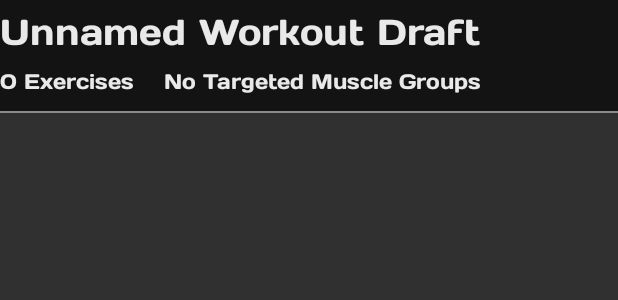
After one commit to Markolejnik/FitHub, an Android app: the layout layout_workout_draft.xml on its own in the app's theme, with its tools: preview values and no code run, on a phone screen of 412 x 824 dp. The commit adds this screen. Shown: the top 300 px of the screen. Run offline under Robolectric (Android 15) with nearby library versions, the phone set to English and light mode, and no system bars.

Commit message:
Workouts now display localy on users profile

```diff
--- a/app/src/main/java/sk/spse/olejnik/fithub/MainActivity.java
+++ b/app/src/main/java/sk/spse/olejnik/fithub/MainActivity.java
@@ -35,6 +35,7 @@ public class MainActivity extends AppCompatActivity  {
 
     private ExerciseViewModel exerciseViewModel;
     private FilterViewModel filterViewModel;
+    private WorkoutViewModel workoutViewModel;
 
     public static int height, width, bottomNavHeight;
 
@@ -53,6 +54,7 @@ public class MainActivity extends AppCompatActivity  {
 
         exerciseViewModel = new ViewModelProvider(this).get(ExerciseViewModel.class);
         filterViewModel = new ViewModelProvider(this).get(FilterViewModel.class);
+        workoutViewModel = new ViewModelProvider(this).get(WorkoutViewModel.class);
 
         WorkoutsFragment workoutsFragment = new WorkoutsFragment();
         ProfileFragment profileFragment = new ProfileFragment();
@@ -158,5 +160,7 @@ public class MainActivity extends AppCompatActivity  {
 
     public FilterViewModel getFilterViewModel() {return filterViewModel;}
 
+    public WorkoutViewModel getWorkoutViewModel() {return workoutViewModel;}
+
 
 }
--- a/app/src/main/java/sk/spse/olejnik/fithub/WorkoutData.java
+++ b/app/src/main/java/sk/spse/olejnik/fithub/WorkoutData.java
@@ -8,6 +8,12 @@ public class WorkoutData {
     private String title;
     private String targetedMuscleGroups;
     private List<WorkoutExercises> exercises;
+
+    public WorkoutData(String title, String targetedMuscleGroups, List<WorkoutExercises> exercises) {
+        this.title = title;
+        this.targetedMuscleGroups = targetedMuscleGroups;
+        this.exercises = exercises;
+    }
 
     public String getTitle() {
         return title;
--- a/app/src/main/java/sk/spse/olejnik/fithub/WorkoutViewModel.java
+++ b/app/src/main/java/sk/spse/olejnik/fithub/WorkoutViewModel.java
@@ -20,7 +20,7 @@ public class WorkoutViewModel extends AndroidViewModel {
     }
 
     // Method to update all fields in one go
-    public void updateWrokoutData(WorkoutData newData) {
+    public void updateWorkoutData(WorkoutData newData) {
         workoutLiveData.setValue(newData);
     }
 }
--- a/app/src/main/res/drawable/round_filter.xml
+++ b/app/src/main/res/drawable/round_filter.xml
@@ -1,4 +1,4 @@
 <shape xmlns:android="http://schemas.android.com/apk/res/android">
     <solid android:color="@color/colorAccent" /> <!-- Set the desired background color -->
-    <corners android:radius="45dp" /> <!-- Adjust the radius value to control the corner roundness -->
+    <corners android:radius="45dp" /><!-- Adjust the radius value to control the corner roundness -->
 </shape>
--- /dev/null
+++ b/app/src/main/res/layout/layout_workout_draft.xml
@@ -0,0 +1,72 @@
+<?xml version="1.0" encoding="utf-8"?>
+<androidx.constraintlayout.widget.ConstraintLayout xmlns:android="http://schemas.android.com/apk/res/android"
+    xmlns:app="http://schemas.android.com/apk/res-auto"
+    xmlns:tools="http://schemas.android.com/tools"
+    android:id="@+id/draftContainer"
+    android:background="@color/background"
+    android:layout_width="match_parent"
+    android:layout_height="75dp">
+
+    <TextView
+        android:id="@+id/draftTitle"
+        android:layout_width="0dp"
+        android:layout_height="wrap_content"
+        android:ellipsize="end"
+        android:fontFamily="@font/days_one"
+        android:maxLines="1"
+        android:text="Unnamed Workout Draft"
+        android:textColor="@color/foreground"
+        android:textSize="24sp"
+        app:layout_constraintBottom_toBottomOf="parent"
+        app:layout_constraintTop_toTopOf="parent"
+        app:layout_constraintVertical_bias="0.136"
+        app:layout_constraintWidth_default="percent"
+        app:layout_constraintWidth_percent="0.815"
+        tools:layout_editor_absoluteX="16dp" />
+
+    <TextView
+        android:id="@+id/exerciseCount"
+        android:layout_width="wrap_content"
+        android:layout_height="wrap_content"
+        android:ellipsize="end"
+        android:fontFamily="@font/days_one"
+        android:maxLines="1"
+        android:text="0 Exercises"
+        android:textColor="@color/foreground"
+        android:textSize="14sp"
+        app:layout_constraintBottom_toBottomOf="parent"
+        app:layout_constraintTop_toBottomOf="@+id/draftTitle"
+        app:layout_constraintVertical_bias="0.407"
+        app:layout_constraintWidth_default="percent"
+        app:layout_constraintWidth_percent="0.815"
+        tools:layout_editor_absoluteX="16dp" />
+
+
+
+    <TextView
+        android:id="@+id/draftTargetedMG"
+        android:layout_width="wrap_content"
+        android:layout_height="wrap_content"
+        android:layout_marginStart="20dp"
+        android:ellipsize="end"
+        android:fontFamily="@font/days_one"
+        android:maxLines="1"
+        android:text="No Targeted Muscle Groups"
+        android:textColor="@color/foreground"
+        android:textSize="14sp"
+        app:layout_constraintBottom_toBottomOf="parent"
+        app:layout_constraintStart_toEndOf="@+id/exerciseCount"
+        app:layout_constraintTop_toBottomOf="@+id/draftTitle"
+        app:layout_constraintVertical_bias="0.407"
+        app:layout_constraintWidth_default="percent"
+        app:layout_constraintWidth_percent="0.815" />
+
+    <View
+        android:layout_width="1000dp"
+        android:layout_height="1dp"
+        android:background="@color/linecolor"
+        app:layout_constraintBottom_toBottomOf="parent"
+        tools:layout_editor_absoluteX="-295dp" />
+
+
+</androidx.constraintlayout.widget.ConstraintLayout>
--- a/app/src/main/res/values/colors.xml
+++ b/app/src/main/res/values/colors.xml
@@ -13,4 +13,5 @@
     <color name="foreground">#E9E9E9</color>
     <color name="background">#131313</color>
     <color name="barbackground">#323232</color>
+    <color name="linecolor">#8C8B8B</color>
 </resources>
```
Also changed, not shown: app/src/main/java/sk/spse/olejnik/fithub/ProfileFragment.java (+85 -0 lines), app/src/main/java/sk/spse/olejnik/fithub/WorkoutCreationFragment.java (+19 -1 lines), app/src/main/java/sk/spse/olejnik/fithub/WorkoutExercises.java (+26 -12 lines), app/src/main/res/layout/fragment_profile.xml (+24 -9 lines).
